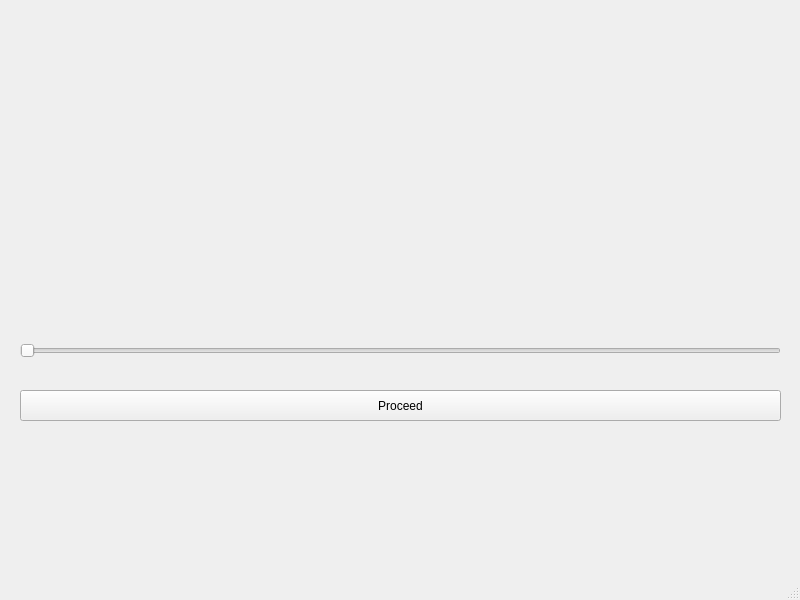
First picture: the form in Interface/GUI.ui, repository damibran/Alternative_Exam_Fourier, before the edit.
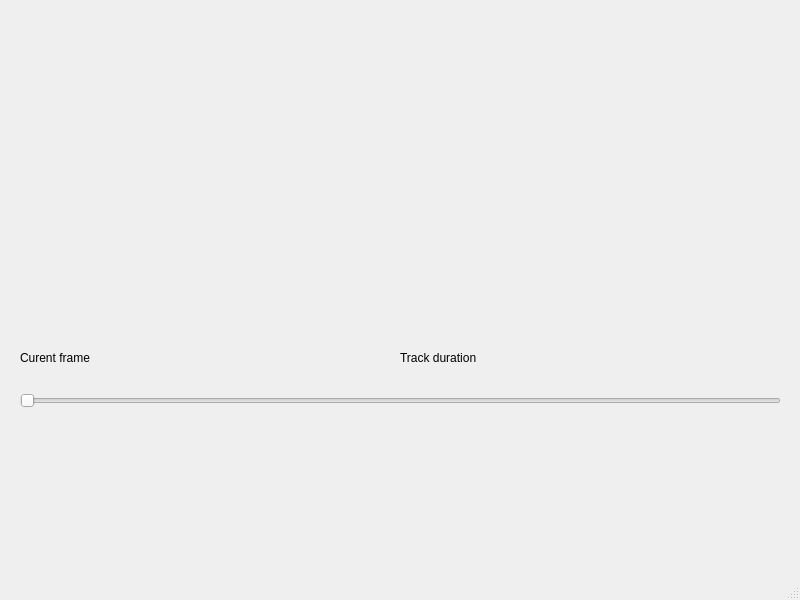
Second picture: the form after the edit. Custom widgets are drawn as their Qt base class.

Commit message: Slider and Signal output

Patch:
```diff
--- a/Interface/GUI.ui
+++ b/Interface/GUI.ui
@@ -14,25 +14,12 @@
    <string>MainWindow</string>
   </property>
   <widget class="QWidget" name="centralwidget">
-   <widget class="QPushButton" name="proceedBut">
+   <widget class="QSlider" name="slider">
     <property name="geometry">
      <rect>
       <x>20</x>
       <y>390</y>
       <width>761</width>
-      <height>31</height>
-     </rect>
-    </property>
-    <property name="text">
-     <string>Proceed</string>
-    </property>
-   </widget>
-   <widget class="QSlider" name="horizontalSlider">
-    <property name="geometry">
-     <rect>
-      <x>20</x>
-      <y>340</y>
-      <width>761</width>
       <height>22</height>
      </rect>
     </property>
@@ -50,6 +37,32 @@
      </rect>
     </property>
    </widget>
+   <widget class="QLabel" name="cur_frame">
+    <property name="geometry">
+     <rect>
+      <x>20</x>
+      <y>350</y>
+      <width>81</width>
+      <height>16</height>
+     </rect>
+    </property>
+    <property name="text">
+     <string>Curent frame</string>
+    </property>
+   </widget>
+   <widget class="QLabel" name="track_duration">
+    <property name="geometry">
+     <rect>
+      <x>400</x>
+      <y>350</y>
+      <width>81</width>
+      <height>16</height>
+     </rect>
+    </property>
+    <property name="text">
+     <string>Track duration</string>
+    </property>
+   </widget>
   </widget>
   <widget class="QMenuBar" name="menubar">
    <property name="geometry">
```
The commit also changes 3 other files.
